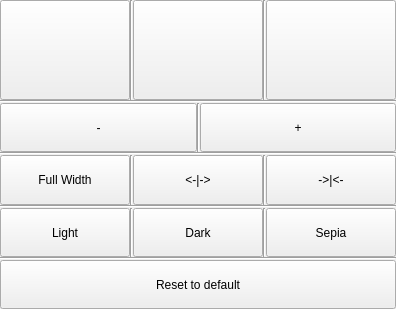
Qt form src/styleeditorwindow.ui (nuttyartist/notes) before a commit.
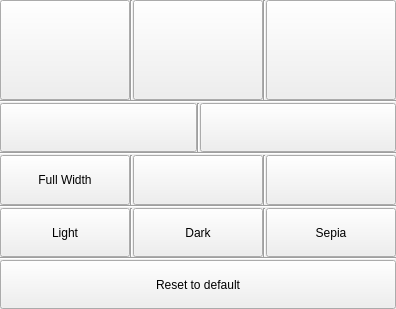
The same form after that commit. Custom widgets are drawn as their Qt base class.

Patch:
```diff
--- a/src/styleeditorwindow.ui
+++ b/src/styleeditorwindow.ui
@@ -161,7 +161,7 @@
         </sizepolicy>
        </property>
        <property name="text">
-        <string>-</string>
+        <string/>
        </property>
       </widget>
      </item>
@@ -187,7 +187,7 @@
         </sizepolicy>
        </property>
        <property name="text">
-        <string>+</string>
+        <string/>
        </property>
       </widget>
      </item>
@@ -249,7 +249,7 @@
         </sizepolicy>
        </property>
        <property name="text">
-        <string>&lt;-|-&gt;</string>
+        <string/>
        </property>
       </widget>
      </item>
@@ -275,7 +275,7 @@
         </sizepolicy>
        </property>
        <property name="text">
-        <string>-&gt;|&lt;-</string>
+        <string/>
        </property>
       </widget>
      </item>
```
